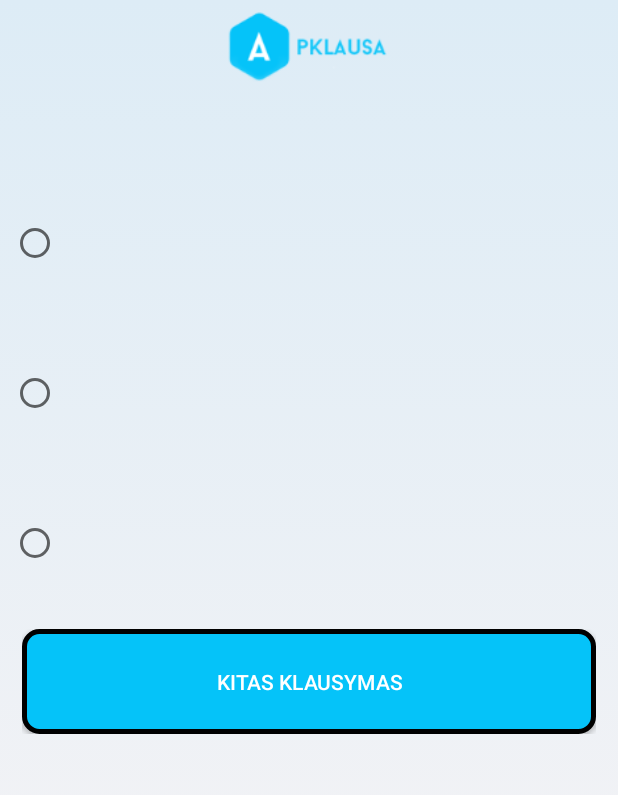
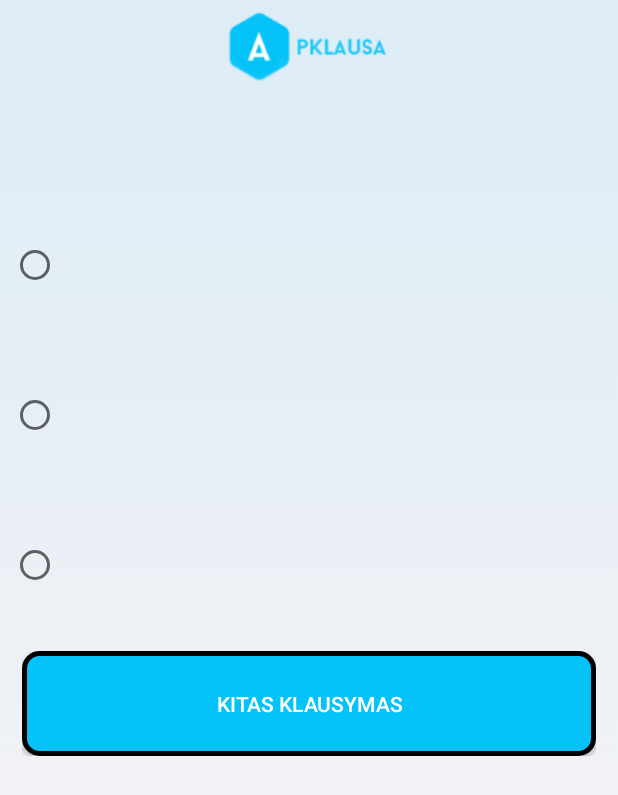
Before and after one commit to violetine/apk_kpa, an Android app: the layout klausymas.xml on its own in the app's theme, with its tools: preview values and no code run, on a phone screen of 412 x 824 dp. Shown: the top 795 px of the screen. Run offline under Robolectric (Android 15) with nearby library versions, the phone set to English and light mode, and no system bars.

Commit message:
Pakeisti dydziai.

```diff
--- a/app/src/main/res/layout/klausymas.xml
+++ b/app/src/main/res/layout/klausymas.xml
@@ -24,7 +24,8 @@
             android:layout_width="fill_parent"
             android:layout_height="wrap_content"
             android:textSize="20dip"
-            android:textStyle="bold"/>
+            android:textStyle="bold"
+            android:padding="7dp"/>
     <RadioGroup
         android:id="@+id/group1"
         android:layout_width="fill_parent"
@@ -56,7 +57,7 @@
         android:layout_height="wrap_content"
         android:layout_alignParentBottom="true"
         android:padding="7dp"
-        >
+        android:paddingTop="200dp">
     <Button
         android:layout_width="match_parent"
         android:layout_height="70dp"
```
